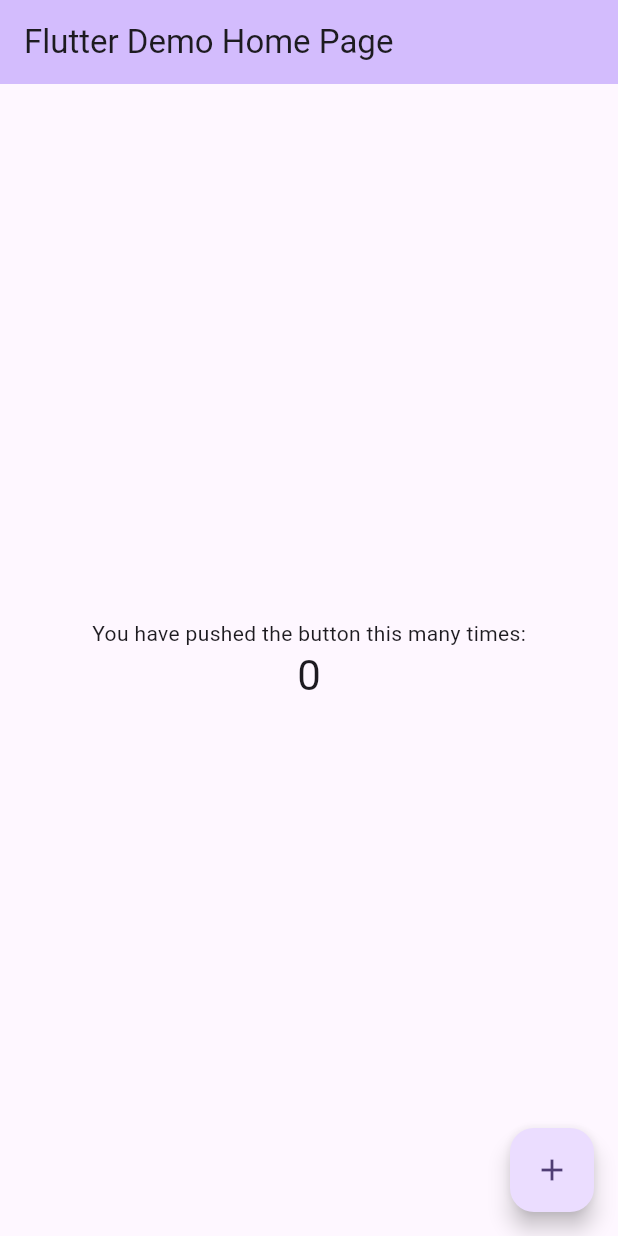
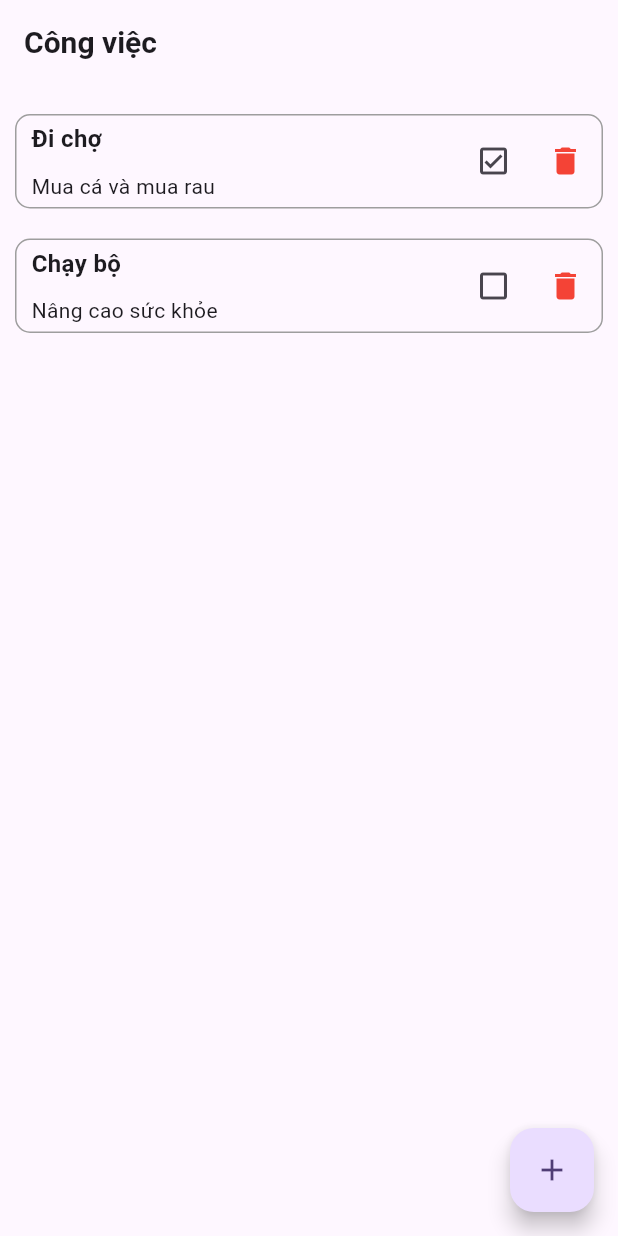
Before and after one commit to HoangTheQuyen13022002/todo_list, a Flutter app: the screen it shows after launch, on a phone screen of 412 x 824 dp. Run offline on Flutter 3.47's test engine with Material 3 defaults, Android fonts, the phone set to English and light mode, and no system bars.

Commit message:
update file

```diff
--- a/lib/main.dart
+++ b/lib/main.dart
@@ -1,125 +1,13 @@
 import 'package:flutter/material.dart';
+import 'package:provider/provider.dart';
+import 'package:todo_list/main_screens.dart';
+import 'package:todo_list/provider/todo_provider.dart';
 
-void main() {
-  runApp(const MyApp());
+void main(){
+  runApp(
+    ChangeNotifierProvider(
+      create: (context) => TodoProvider(),
+      child: const MainScreens(),
+    ),
+  );
 }
-
-class MyApp extends StatelessWidget {
-  const MyApp({super.key});
-
-  // This widget is the root of your application.
-  @override
-  Widget build(BuildContext context) {
-    return MaterialApp(
-      title: 'Flutter Demo',
-      theme: ThemeData(
-        // This is the theme of your application.
-        //
-        // TRY THIS: Try running your application with "flutter run". You'll see
-        // the application has a purple toolbar. Then, without quitting the app,
-        // try changing the seedColor in the colorScheme below to Colors.green
-        // and then invoke "hot reload" (save your changes or press the "hot
-        // reload" button in a Flutter-supported IDE, or press "r" if you used
-        // the command line to start the app).
-        //
-        // Notice that the counter didn't reset back to zero; the application
-        // state is not lost during the reload. To reset the state, use hot
-        // restart instead.
-        //
-        // This works for code too, not just values: Most code changes can be
-        // tested with just a hot reload.
-        colorScheme: ColorScheme.fromSeed(seedColor: Colors.deepPurple),
-        useMaterial3: true,
-      ),
-      home: const MyHomePage(title: 'Flutter Demo Home Page'),
-    );
-  }
-}
-
-class MyHomePage extends StatefulWidget {
-  const MyHomePage({super.key, required this.title});
-
-  // This widget is the home page of your application. It is stateful, meaning
-  // that it has a State object (defined below) that contains fields that affect
-  // how it looks.
-
-  // This class is the configuration for the state. It holds the values (in this
-  // case the title) provided by the parent (in this case the App widget) and
-  // used by the build method of the State. Fields in a Widget subclass are
-  // always marked "final".
-
-  final String title;
-
-  @override
-  State<MyHomePage> createState() => _MyHomePageState();
-}
-
-class _MyHomePageState extends State<MyHomePage> {
-  int _counter = 0;
-
-  void _incrementCounter() {
-    setState(() {
-      // This call to setState tells the Flutter framework that something has
-      // changed in this State, which causes it to rerun the build method below
-      // so that the display can reflect the updated values. If we changed
-      // _counter without calling setState(), then the build method would not be
-      // called again, and so nothing would appear to happen.
-      _counter++;
-    });
-  }
-
-  @override
-  Widget build(BuildContext context) {
-    // This method is rerun every time setState is called, for instance as done
-    // by the _incrementCounter method above.
-    //
-    // The Flutter framework has been optimized to make rerunning build methods
-    // fast, so that you can just rebuild anything that needs updating rather
-    // than having to individually change instances of widgets.
-    return Scaffold(
-      appBar: AppBar(
-        // TRY THIS: Try changing the color here to a specific color (to
-        // Colors.amber, perhaps?) and trigger a hot reload to see the AppBar
-        // change color while the other colors stay the same.
-        backgroundColor: Theme.of(context).colorScheme.inversePrimary,
-        // Here we take the value from the MyHomePage object that was created by
-        // the App.build method, and use it to set our appbar title.
-        title: Text(widget.title),
-      ),
-      body: Center(
-        // Center is a layout widget. It takes a single child and positions it
-        // in the middle of the parent.
-        child: Column(
-          // Column is also a layout widget. It takes a list of children and
-          // arranges them vertically. By default, it sizes itself to fit its
-          // children horizontally, and tries to be as tall as its parent.
-          //
-          // Column has various properties to control how it sizes itself and
-          // how it positions its children. Here we use mainAxisAlignment to
-          // center the children vertically; the main axis here is the vertical
-          // axis because Columns are vertical (the cross axis would be
-          // horizontal).
-          //
-          // TRY THIS: Invoke "debug painting" (choose the "Toggle Debug Paint"
-          // action in the IDE, or press "p" in the console), to see the
-          // wireframe for each widget.
-          mainAxisAlignment: MainAxisAlignment.center,
-          children: <Widget>[
-            const Text(
-              'You have pushed the button this many times:',
-            ),
-            Text(
-              '$_counter',
-              style: Theme.of(context).textTheme.headlineMedium,
-            ),
-          ],
-        ),
-      ),
-      floatingActionButton: FloatingActionButton(
-        onPressed: _incrementCounter,
-        tooltip: 'Increment',
-        child: const Icon(Icons.add),
-      ), // This trailing comma makes auto-formatting nicer for build methods.
-    );
-  }
-}
--- /dev/null
+++ b/lib/main_screens.dart
@@ -0,0 +1,40 @@
+import 'package:flutter/material.dart';
+import 'package:todo_list/models/todo.dart';
+import 'package:todo_list/screens/todo_page.dart';
+import 'package:todo_list/screens/update_todo.dart';
+
+class MainScreens extends StatelessWidget {
+  const MainScreens({super.key});
+
+  @override
+  Widget build(BuildContext context) {
+    return MaterialApp(
+      theme: ThemeData(
+        colorScheme: ColorScheme.fromSeed(seedColor: Color(0xFF1F1338),),
+      ),
+      debugShowCheckedModeBanner: false,
+      initialRoute: TodoPage.routeName,
+      onGenerateRoute: (settings){
+        switch(settings.name){
+          case TodoPage.routeName :
+            return MaterialPageRoute(builder: (context){
+              return const TodoPage();
+            },
+              settings: const RouteSettings(
+                name: TodoPage.routeName,
+              ),
+            );
+          case UpdateTodo.routeName:
+            return MaterialPageRoute(builder: (context){
+              return UpdateTodo(todo: settings.arguments as Todo?);
+            },
+            settings: const RouteSettings(
+              name: UpdateTodo.routeName,
+            ),
+            );
+        }
+        return null;
+      },
+    );
+  }
+}
--- /dev/null
+++ b/lib/models/todo.dart
@@ -0,0 +1,22 @@
+class Todo {
+  final String title;
+  final String content;
+  bool isCompleted;
+
+  Todo({
+    required this.title,
+    required this.content,
+    required this.isCompleted
+  });
+
+  Todo copyWith({
+    String? title,
+    String? content,
+    bool? isCompleted,
+  }) =>
+      Todo(
+        title: title ?? this.title,
+        content: content ?? this.content,
+        isCompleted: isCompleted ?? this.isCompleted,
+      );
+}
--- /dev/null
+++ b/lib/provider/todo_provider.dart
@@ -0,0 +1,33 @@
+import 'package:flutter/material.dart';
+import 'package:todo_list/models/todo.dart';
+
+class TodoProvider with ChangeNotifier {
+  List<Todo> _todos = [
+    Todo(title: "Đi chợ", content: "Mua cá và mua rau", isCompleted: true),
+    Todo(title: "Chạy bộ", content: "Nâng cao sức khỏe", isCompleted: false)
+  ];
+
+  List<Todo> get todos => _todos;
+
+  void addTodo(Todo todo){
+    _todos.add(todo);
+    notifyListeners();
+  }
+
+  void deletedTodo(int index){
+    _todos.removeAt(index);
+    notifyListeners();
+  }
+
+  void updateTodo(int index, Todo updateTodo){
+    _todos[index] = updateTodo;
+    notifyListeners();
+  }
+
+  void checkCompleted(int index){
+    _todos[index].isCompleted = !_todos[index].isCompleted;
+    notifyListeners();
+  }
+
+
+}
--- /dev/null
+++ b/lib/screens/todo_page.dart
@@ -0,0 +1,67 @@
+import 'package:flutter/material.dart';
+import 'package:provider/provider.dart';
+import 'package:todo_list/provider/todo_provider.dart';
+import 'package:todo_list/screens/update_todo.dart';
+import 'package:todo_list/widgets/todo_item.dart';
+
+class TodoPage extends StatefulWidget {
+  const TodoPage({super.key});
+
+  static const routeName = '/todo';
+
+  @override
+  State<TodoPage> createState() => _TodoPageState();
+}
+
+class _TodoPageState extends State<TodoPage> {
+  @override
+  Widget build(BuildContext context) {
+    return Scaffold(
+      appBar: AppBar(
+        title: const Text(
+          "Công việc",
+          style: TextStyle(fontSize: 20, fontWeight: FontWeight.bold),
+        ),
+      ),
+      body: Padding(
+        padding: const EdgeInsets.all(10),
+        child: Consumer<TodoProvider>(
+          builder: (context, todoProvider, child) {
+            final todos = todoProvider.todos;
+            return ListView.builder(
+              itemCount: todos.length,
+              itemBuilder: (context, index) {
+                final todo = todos[index];
+                return GestureDetector(
+                  onTap: () {
+                    Navigator.pushNamed(context, UpdateTodo.routeName,
+                        arguments: todo);
+                  },
+                  child: TodoItem(
+                    title: todo.title,
+                    content: todo.content,
+                    deleteCallback: () {
+                      context.read<TodoProvider>().deletedTodo(index);
+                    },
+                    completedCallback: () {
+                      context.read<TodoProvider>().checkCompleted(index);
+                    },
+                    iconCheck: Icon(todo.isCompleted == true
+                        ? Icons.check_box_outlined
+                        : Icons.check_box_outline_blank),
+                  ),
+                );
+              },
+            );
+          },
+        ),
+      ),
+      floatingActionButton: FloatingActionButton(
+        onPressed: () {
+          Navigator.pushNamed(context, UpdateTodo.routeName, arguments: null);
+        },
+        child: const Icon(Icons.add),
+      ),
+    );
+  }
+}
--- /dev/null
+++ b/lib/widgets/todo_item.dart
@@ -0,0 +1,81 @@
+
+import 'package:flutter/material.dart';
+
+class TodoItem extends StatelessWidget {
+  const TodoItem({
+    super.key,
+    required this.title,
+    required this.content,
+    required this.deleteCallback,
+    required this.completedCallback,
+    required this.iconCheck,
+  });
+
+  final String title;
+  final String content;
+
+  final VoidCallback deleteCallback;
+  final VoidCallback completedCallback;
+
+  final Widget iconCheck;
+
+  @override
+  Widget build(BuildContext context) {
+    return Padding(
+      padding: const EdgeInsets.symmetric(vertical: 10),
+      child: Container(
+        width: double.infinity,
+        decoration: BoxDecoration(
+          borderRadius: BorderRadius.circular(10),
+          border: Border.all(
+            width: 1,
+            color: Colors.grey,
+          ),
+        ),
+        child: Row(
+          mainAxisAlignment: MainAxisAlignment.spaceBetween,
+          children: [
+            Padding(
+              padding: const EdgeInsets.symmetric(horizontal: 10, vertical: 4),
+              child: Column(
+                mainAxisAlignment: MainAxisAlignment.start,
+                crossAxisAlignment: CrossAxisAlignment.start,
+                children: [
+                  Text(
+                    title,
+                    style: const TextStyle(fontSize: 16, fontWeight: FontWeight.bold),
+                  ),
+                  const SizedBox(
+                    height: 10,
+                  ),
+                  SizedBox(
+                      width: 230,
+                      child: Text(
+                        content,
+                        style: const TextStyle(
+                          fontSize: 14,
+                        ),
+                        overflow: TextOverflow.ellipsis,
+                        maxLines: 1,
+                      )),
+                ],
+              ),
+            ),
+            Row(
+              children: [
+                IconButton(onPressed: completedCallback, icon: iconCheck),
+                IconButton(
+                  onPressed: deleteCallback,
+                  icon: const Icon(
+                    Icons.delete,
+                    color: Colors.red,
+                  ),
+                ),
+              ],
+            ),
+          ],
+        ),
+      ),
+    );
+  }
+}
--- a/pubspec.yaml
+++ b/pubspec.yaml
@@ -35,6 +35,7 @@ dependencies:
   # The following adds the Cupertino Icons font to your application.
   # Use with the CupertinoIcons class for iOS style icons.
   cupertino_icons: ^1.0.8
+  provider: ^6.1.2
 
 dev_dependencies:
   flutter_test:
```
Also changed, not shown: lib/screens/update_todo.dart (added, +128 -0 lines), lib/widgets/text_form.dart (added, +56 -0 lines), pubspec.lock.
